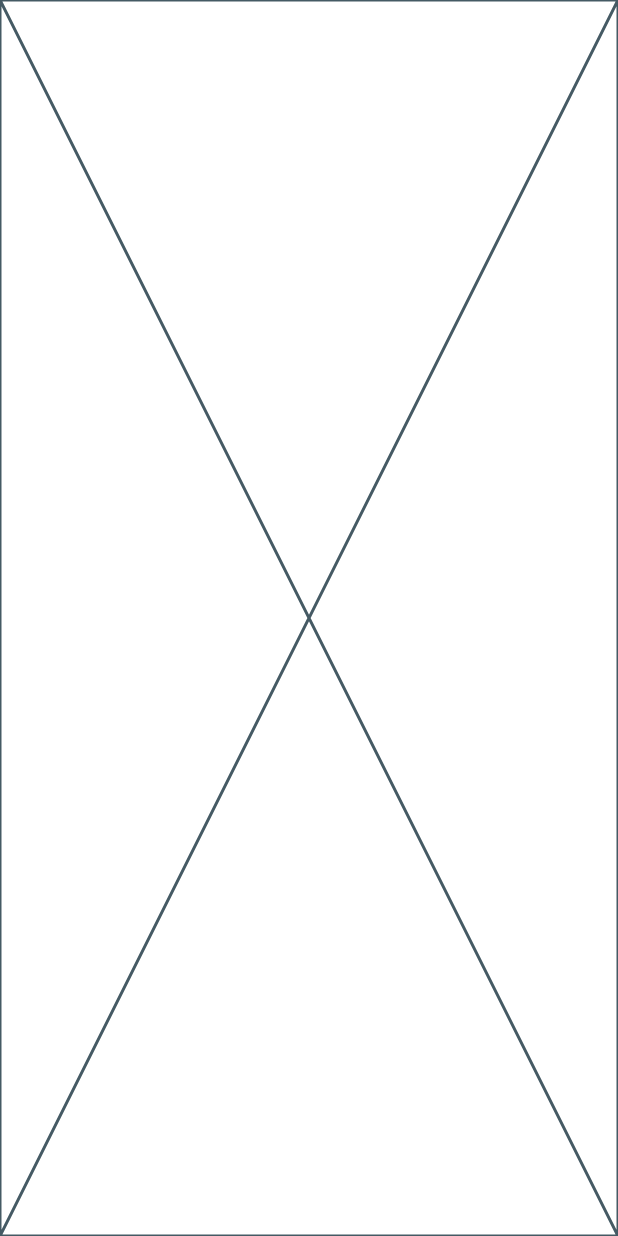
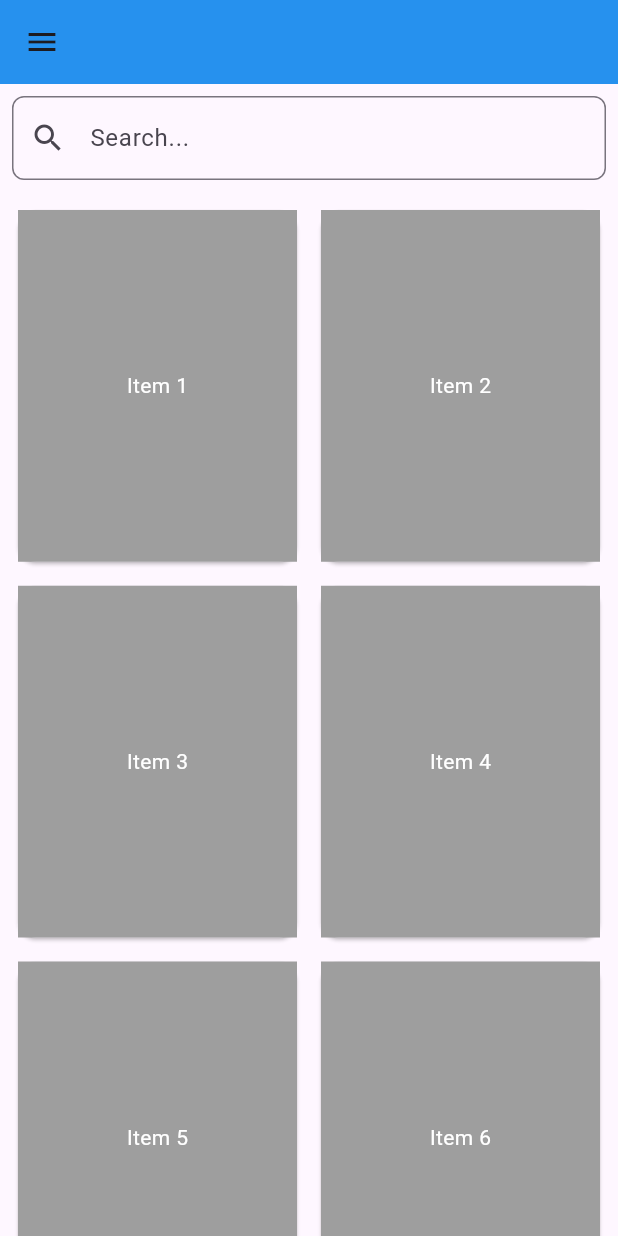
Before and after one commit to Yudha221/warung_keena_app, a Flutter app: the screen it shows after launch, after a tap on "Sign In", on a phone screen of 412 x 824 dp. Run offline on Flutter 3.47's test engine with Material 3 defaults, Android fonts, the phone set to English and light mode, and no system bars; our stand-ins replace flutter_svg.

Commit message:
second commit

```diff
--- a/lib/pages/auth/login_page.dart
+++ b/lib/pages/auth/login_page.dart
@@ -30,7 +30,7 @@ class LoginPage extends StatelessWidget {
           child: Column(
             mainAxisAlignment: MainAxisAlignment.center,
             children: [
-              const SizedBox(height: 50),
+              const SizedBox(height: 20),
 
               // logo
               SizedBox(
@@ -79,7 +79,7 @@ class LoginPage extends StatelessWidget {
                     signUserIn(context), // Panggil fungsi dengan context
               ),
 
-              const SizedBox(height: 50),
+              const SizedBox(height: 60),
               // google + apple sign in buttons
               const Row(
                 mainAxisAlignment: MainAxisAlignment.center,
--- a/lib/pages/home/dashboard_page.dart
+++ b/lib/pages/home/dashboard_page.dart
@@ -1,10 +1,133 @@
 import 'package:flutter/material.dart';
+import 'package:warung_keena_app/pages/auth/login_page.dart';
+import 'package:warung_keena_app/pages/home/add_page.dart';
 
-class DashboardPage extends StatelessWidget {
+class DashboardPage extends StatefulWidget {
   const DashboardPage({super.key});
 
   @override
+  _DashboardPageState createState() => _DashboardPageState();
+}
+
+class _DashboardPageState extends State<DashboardPage> {
+  String searchQuery = '';
+
+  @override
   Widget build(BuildContext context) {
-    return const Placeholder();
+    return Scaffold(
+      appBar: AppBar(
+        backgroundColor: Colors.blue,
+        elevation: 2,
+        flexibleSpace: const Center(
+          child: Padding(
+            padding: EdgeInsets.only(top: 50),
+            child: Text(
+              'Dashboard',
+              style: TextStyle(
+                  color: Colors.white,
+                  fontSize: 20,
+                  fontWeight: FontWeight.bold),
+            ),
+          ),
+        ),
+      ),
+      drawer: Drawer(
+        child: ListView(
+          padding: EdgeInsets.zero,
+          children: [
+            const DrawerHeader(
+              decoration: BoxDecoration(color: Colors.blue),
+              child: Text(
+                'Menu',
+                style: TextStyle(color: Colors.white, fontSize: 24),
+              ),
+            ),
+            ListTile(
+              leading: const Icon(Icons.home, size: 24),
+              title: const Text('Home'),
+              visualDensity: const VisualDensity(horizontal: 0, vertical: -1),
+              contentPadding: const EdgeInsets.symmetric(horizontal: 16),
+              onTap: () {
+                Navigator.pushReplacement(
+                  context,
+                  MaterialPageRoute(
+                      builder: (context) => const DashboardPage()),
+                );
+              },
+            ),
+            ListTile(
+              leading: const Icon(Icons.food_bank, size: 24),
+              title: const Text('Add Menu'),
+              visualDensity: const VisualDensity(horizontal: 0, vertical: -1),
+              contentPadding: const EdgeInsets.symmetric(horizontal: 16),
+              onTap: () {
+                Navigator.pushReplacement(
+                  context,
+                  MaterialPageRoute(builder: (context) => AddPage()),
+                );
+              },
+            ),
+            const Divider(),
+            ListTile(
+              leading: const Icon(Icons.logout, size: 24, color: Colors.red),
+              title: const Text('Logout', style: TextStyle(color: Colors.red)),
+              visualDensity: const VisualDensity(horizontal: 0, vertical: -1),
+              contentPadding: const EdgeInsets.symmetric(horizontal: 16),
+              onTap: () {
+                Navigator.of(context).push(
+                  MaterialPageRoute(builder: (context) => LoginPage()),
+                );
+              },
+            ),
+          ],
+        ),
+      ),
+      body: Column(
+        children: [
+          Padding(
+            padding: const EdgeInsets.all(8.0),
+            child: TextField(
+              onChanged: (value) {
+                setState(() {
+                  searchQuery = value.toLowerCase();
+                });
+              },
+              decoration: InputDecoration(
+                hintText: 'Search...',
+                prefixIcon: const Icon(Icons.search),
+                border: OutlineInputBorder(
+                  borderRadius: BorderRadius.circular(8),
+                ),
+              ),
+            ),
+          ),
+          Expanded(
+            child: GridView.builder(
+              padding: const EdgeInsets.symmetric(horizontal: 8, vertical: 8),
+              gridDelegate: const SliverGridDelegateWithFixedCrossAxisCount(
+                crossAxisCount: 2,
+                mainAxisSpacing: 8,
+                crossAxisSpacing: 8,
+                childAspectRatio: 0.8,
+              ),
+              itemBuilder: (context, index) {
+                return Card(
+                  child: Container(
+                    color: Colors.grey,
+                    child: Center(
+                      child: Text(
+                        'Item ${index + 1}',
+                        style: const TextStyle(color: Colors.white),
+                      ),
+                    ),
+                  ),
+                );
+              },
+              itemCount: 13,
+            ),
+          ),
+        ],
+      ),
+    );
   }
 }
```
Also changed, not shown: lib/pages/home/add_page.dart (added, +32 -0 lines).
